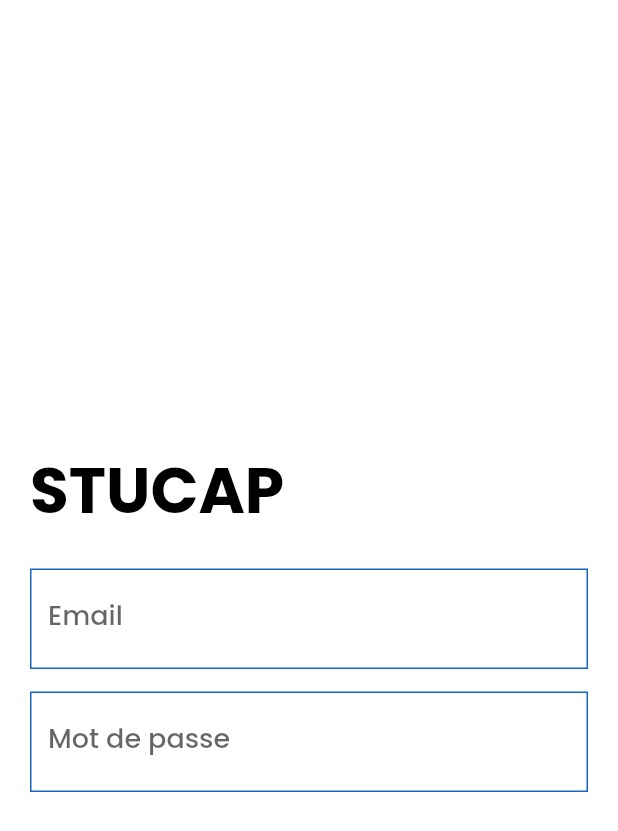
After one commit to prudent-migabo/stucap, a Flutter app: the LoginScreen screen opened directly, on a phone screen of 412 x 824 dp. The commit adds this screen. Shown: the top 831 px of the screen. Run offline on Flutter 3.47's test engine with Material 2 defaults, Android fonts, the light colour scheme and no system bars.

Commit message:
feat: login screen

```diff
--- a/lib/config/app_theme.dart
+++ b/lib/config/app_theme.dart
@@ -47,11 +47,13 @@ class AppThemeData {
       selectionHandleColor: textPrimary,
     ),
     inputDecorationTheme: const InputDecorationTheme(
-      enabledBorder: UnderlineInputBorder(
+      enabledBorder: OutlineInputBorder(
+        borderRadius: BorderRadius.zero,
           borderSide: BorderSide(color: primaryColor)
       ),
-      focusedBorder: UnderlineInputBorder(
-        borderSide: BorderSide(color: primaryColor, width: 2),
+      focusedBorder: OutlineInputBorder(
+          borderRadius: BorderRadius.zero,
+          borderSide: BorderSide(color: primaryColor, width: 2)
       ),
     ),
     appBarTheme: const AppBarTheme(
--- /dev/null
+++ b/lib/presentation/screens/login_screen/login_screen.dart
@@ -0,0 +1,38 @@
+import 'package:flutter/material.dart';
+
+import '../../../static/data_values.dart';
+
+class LoginScreen extends StatelessWidget {
+  const LoginScreen({Key? key}) : super(key: key);
+
+  @override
+  Widget build(BuildContext context) {
+    return Scaffold(
+      body: Center(
+        child: SingleChildScrollView(
+          padding: const EdgeInsets.all(20),
+          child: Column(
+            crossAxisAlignment: CrossAxisAlignment.stretch,
+            children: [
+              Text('STUCAP', style: Theme.of(context).textTheme.displaySmall,),
+              const SizedBox(height: 20,),
+              TextFormField(
+                decoration: const InputDecoration(
+                  hintText: DataValues.emailHintAndLabel,
+                  labelText: DataValues.emailHintAndLabel,
+                ),
+              ),
+              const SizedBox(height: 15,),
+              TextFormField(
+                decoration: const InputDecoration(
+                  hintText: DataValues.passwordHintAndLabel,
+                  labelText: DataValues.passwordHintAndLabel,
+                ),
+              ),
+            ],
+          ),
+        ),
+      ),
+    );
+  }
+}
--- a/lib/presentation/screens/splash_screen/splash_screen.dart
+++ b/lib/presentation/screens/splash_screen/splash_screen.dart
@@ -1,4 +1,5 @@
 import 'package:flutter/material.dart';
+import 'package:stucap/static/data_values.dart';
 
 import '../../../config/app_theme.dart';
 
@@ -15,13 +16,13 @@ class SplashScreen extends StatelessWidget {
         child: SingleChildScrollView(
           child: Column(
             children: [
-              Text('STUCAP', style: TextStyle(
+              Text(DataValues.splashTitle, style: TextStyle(
                 color: AppThemeData.textWhite,
                 fontSize: AppThemeData.lightTheme.textTheme.displayMedium!.fontSize,
                 fontWeight: AppThemeData.lightTheme.textTheme.displaySmall!.fontWeight,
               ),),
               const SizedBox(height: 5),
-              Text("L'efficacité dans l'éducation", style: TextStyle(
+              Text(DataValues.splashDescription, style: TextStyle(
                 color: AppThemeData.textWhite,
                 fontSize: AppThemeData.lightTheme.textTheme.titleMedium!.fontSize,
                 fontWeight: AppThemeData.lightTheme.textTheme.titleSmall!.fontWeight,
--- a/lib/static/data_values.dart
+++ b/lib/static/data_values.dart
@@ -0,0 +1,12 @@
+class DataValues {
+
+  // SPLASH
+  static const String splashTitle = 'STUCAP';
+  static const String splashDescription = "L'efficacité dans l'éducation";
+
+  // LOGIN
+  static const String loginTitle = 'STUCAP';
+  static const String emailHintAndLabel = 'Email';
+  static const String passwordHintAndLabel = 'Mot de passe';
+
+}
```
